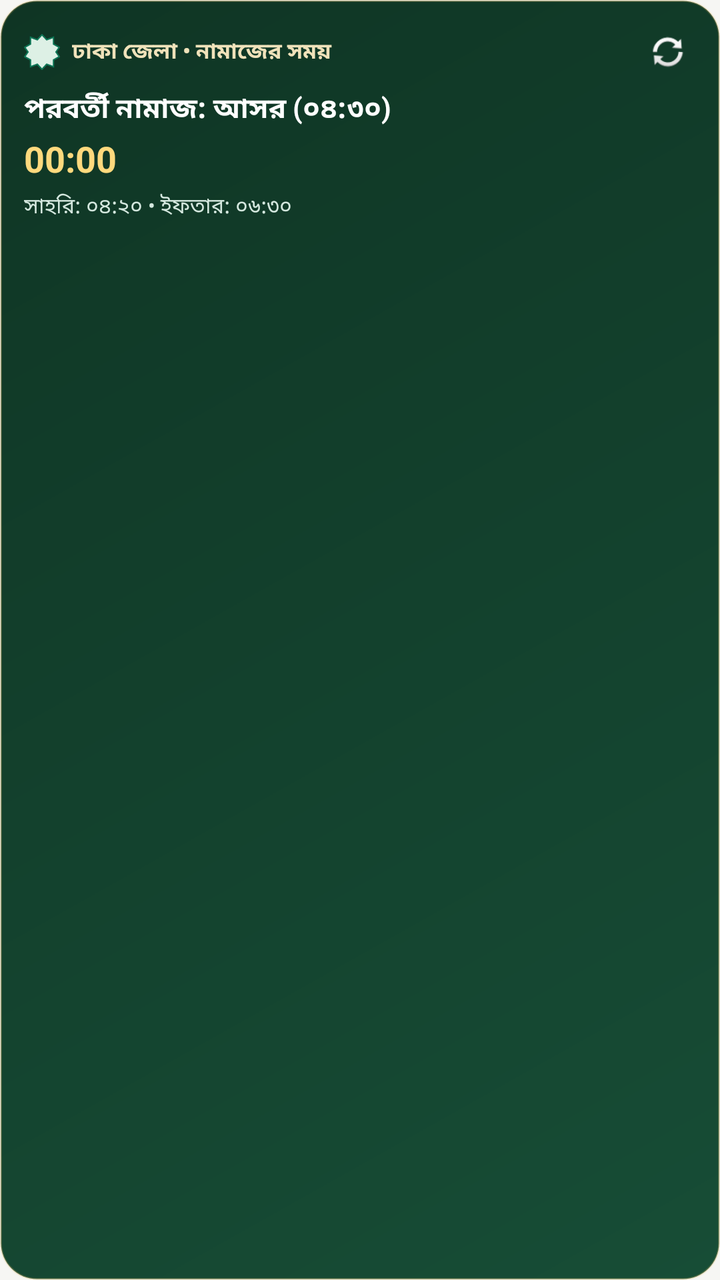
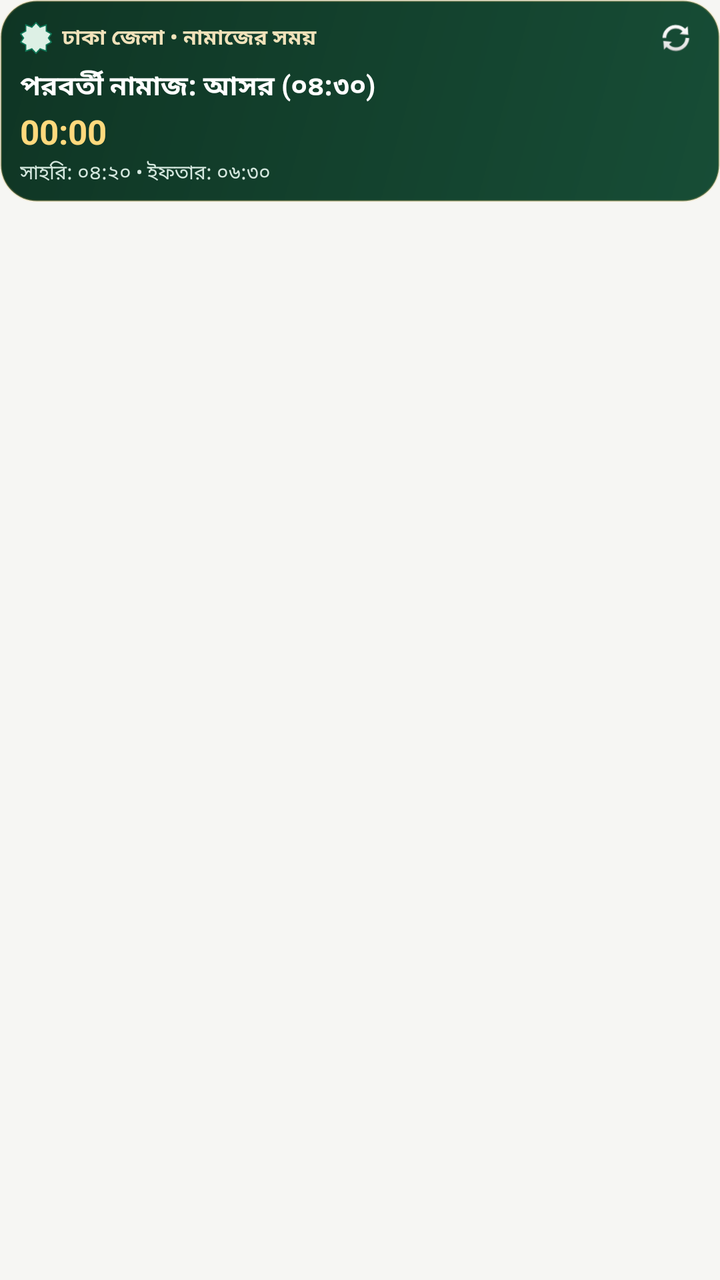

An Android layout rendered at two revisions. The XML below is the earlier revision; the diff shows what the commit changed to produce the second picture.
<!-- AndroidManifest.xml: application theme Theme.IslamicAlarm -->
<!-- res/layout/widget_islamic_alarm.xml -->
<?xml version="1.0" encoding="utf-8"?>
<LinearLayout xmlns:android="http://schemas.android.com/apk/res/android"
    android:id="@+id/widgetRoot"
    android:layout_width="match_parent"
    android:layout_height="match_parent"
    android:background="@drawable/bg_widget_card"
    android:orientation="vertical"
    android:padding="12dp">

    <LinearLayout
        android:layout_width="match_parent"
        android:layout_height="wrap_content"
        android:gravity="center_vertical"
        android:orientation="horizontal">

        <ImageView
            android:layout_width="18dp"
            android:layout_height="18dp"
            android:contentDescription="নামাজের সময়সূচী"
            android:src="@drawable/ic_islamic_star_badge" />

        <TextView
            android:id="@+id/tvWidgetLocation"
            android:layout_width="0dp"
            android:layout_height="wrap_content"
            android:layout_marginStart="6dp"
            android:layout_weight="1"
            android:ellipsize="end"
            android:maxLines="1"
            android:text="ঢাকা জেলা • নামাজের সময়"
            android:textColor="#F0E2BA"
            android:textSize="11sp"
            android:textStyle="bold" />

        <ImageView
            android:id="@+id/btnWidgetRefresh"
            android:layout_width="28dp"
            android:layout_height="28dp"
            android:contentDescription="রিফ্রেশ"
            android:padding="4dp"
            android:src="@android:drawable/ic_popup_sync" />

    </LinearLayout>

    <TextView
        android:id="@+id/tvWidgetNextPrayer"
        android:layout_width="match_parent"
        android:layout_height="wrap_content"
        android:layout_marginTop="4dp"
        android:ellipsize="end"
        android:maxLines="1"
        android:text="পরবর্তী নামাজ: আসর (০৪:৩০)"
        android:textColor="#FFFFFF"
        android:textSize="14sp"
        android:textStyle="bold" />

    <Chronometer
        android:id="@+id/chronometerWidgetCountdown"
        android:layout_width="match_parent"
        android:layout_height="wrap_content"
        android:layout_marginTop="2dp"
        android:countDown="true"
        android:textColor="#FFD97D"
        android:textSize="18sp"
        android:textStyle="bold" />

    <TextView
        android:id="@+id/tvWidgetSehriIftar"
        android:layout_width="match_parent"
        android:layout_height="wrap_content"
        android:layout_marginTop="4dp"
        android:ellipsize="end"
        android:maxLines="1"
        android:text="সাহরি: ০৪:২০ • ইফতার: ০৬:৩০"
        android:textColor="#D5E8DF"
        android:textSize="10.5sp" />

</LinearLayout>
<!-- resources referenced by this layout -->
<resources>
  <!-- drawable bg_widget_card (drawable) -->
  <?xml version="1.0" encoding="utf-8"?>
  <shape xmlns:android="http://schemas.android.com/apk/res/android"
      android:shape="rectangle">
      <gradient
          android:angle="135"
          android:endColor="#0F3524"
          android:startColor="#174D36" />
      <corners android:radius="18dp" />
      <stroke
          android:width="1dp"
          android:color="#40D6B25E" />
  </shape>
  <!-- drawable ic_islamic_star_badge (drawable) -->
  <vector xmlns:android="http://schemas.android.com/apk/res/android"
      android:width="48dp"
      android:height="48dp"
      android:viewportWidth="100"
      android:viewportHeight="100">
      <path
          android:fillColor="#DDF0E5"
          android:strokeColor="#0E7656"
          android:strokeWidth="4"
          android:pathData="M 50,2 L 63,16 L 82,9 L 82,28 L 98,37 L 89,50 L 98,63 L 82,72 L 82,91 L 63,84 L 50,98 L 37,84 L 18,91 L 18,72 L 2,63 L 11,50 L 2,37 L 18,28 L 18,9 L 37,16 Z" />
  </vector>
  <style name="Theme.IslamicAlarm" parent="Theme.Material3.Light.NoActionBar">
          <item name="colorPrimary">@color/dua_primary</item>
          <item name="colorOnPrimary">@color/white</item>
          <item name="colorPrimaryDark">@color/primary_variant</item>
          <item name="colorSecondary">@color/secondary</item>
          <item name="colorOnSecondary">@color/white</item>
          <item name="colorSurface">@color/surface</item>
          <item name="colorOnSurface">@color/text_primary</item>
          <item name="android:colorBackground">@color/background</item>
          <item name="colorOnBackground">@color/text_primary</item>
          <item name="android:statusBarColor">@color/background</item>
          <item name="android:navigationBarColor">@color/background</item>
          <item name="android:windowLightStatusBar">true</item>
          <item name="android:windowLightNavigationBar">true</item>
          <item name="android:windowBackground">@color/background</item>
      </style>
  <color name="dua_primary">#1E563B</color>
  <color name="white">#FFFFFFFF</color>
  <color name="primary_variant">#143D29</color>
  <color name="secondary">#1E563B</color>
  <color name="surface">#FFFFFF</color>
  <color name="text_primary">#1A1D1B</color>
  <color name="background">#F6F6F3</color>
</resources>

<!-- the commit's change to res/layout/widget_islamic_alarm.xml (unified diff, before → after) -->
@@ -1,78 +1,86 @@
 <?xml version="1.0" encoding="utf-8"?>
-<LinearLayout xmlns:android="http://schemas.android.com/apk/res/android"
-    android:id="@+id/widgetRoot"
+<FrameLayout xmlns:android="http://schemas.android.com/apk/res/android"
     android:layout_width="match_parent"
-    android:layout_height="match_parent"
-    android:background="@drawable/bg_widget_card"
-    android:orientation="vertical"
-    android:padding="12dp">
+    android:layout_height="match_parent">
 
     <LinearLayout
+        android:id="@+id/widgetRoot"
         android:layout_width="match_parent"
         android:layout_height="wrap_content"
-        android:gravity="center_vertical"
-        android:orientation="horizontal">
+        android:layout_gravity="top"
+        android:background="@drawable/bg_widget_card"
+        android:orientation="vertical"
+        android:paddingHorizontal="10dp"
+        android:paddingVertical="7dp">
 
-        <ImageView
-            android:layout_width="18dp"
-            android:layout_height="18dp"
-            android:contentDescription="নামাজের সময়সূচী"
-            android:src="@drawable/ic_islamic_star_badge" />
+        <LinearLayout
+            android:layout_width="match_parent"
+            android:layout_height="wrap_content"
+            android:gravity="center_vertical"
+            android:orientation="horizontal">
+
+            <ImageView
+                android:layout_width="16dp"
+                android:layout_height="16dp"
+                android:contentDescription="নামাজের সময়সূচী"
+                android:src="@drawable/ic_islamic_star_badge" />
+
+            <TextView
+                android:id="@+id/tvWidgetLocation"
+                android:layout_width="0dp"
+                android:layout_height="wrap_content"
+                android:layout_marginStart="5dp"
+                android:layout_weight="1"
+                android:ellipsize="end"
+                android:maxLines="1"
+                android:text="ঢাকা জেলা • নামাজের সময়"
+                android:textColor="#F0E2BA"
+                android:textSize="10.5sp"
+                android:textStyle="bold" />
+
+            <ImageView
+                android:id="@+id/btnWidgetRefresh"
+                android:layout_width="24dp"
+                android:layout_height="24dp"
+                android:contentDescription="রিফ্রেশ"
+                android:padding="3dp"
+                android:src="@android:drawable/ic_popup_sync" />
+
+        </LinearLayout>
 
         <TextView
-            android:id="@+id/tvWidgetLocation"
-            android:layout_width="0dp"
+            android:id="@+id/tvWidgetNextPrayer"
+            android:layout_width="match_parent"
             android:layout_height="wrap_content"
-            android:layout_marginStart="6dp"
-            android:layout_weight="1"
+            android:layout_marginTop="2dp"
             android:ellipsize="end"
             android:maxLines="1"
-            android:text="ঢাকা জেলা • নামাজের সময়"
-            android:textColor="#F0E2BA"
-            android:textSize="11sp"
+            android:text="পরবর্তী নামাজ: আসর (০৪:৩০)"
+            android:textColor="#FFFFFF"
+            android:textSize="13.5sp"
             android:textStyle="bold" />
 
-        <ImageView
-            android:id="@+id/btnWidgetRefresh"
-            android:layout_width="28dp"
-            android:layout_height="28dp"
-            android:contentDescription="রিফ্রেশ"
-            android:padding="4dp"
-            android:src="@android:drawable/ic_popup_sync" />
+        <Chronometer
+            android:id="@+id/chronometerWidgetCountdown"
+            android:layout_width="match_parent"
+            android:layout_height="wrap_content"
+            android:layout_marginTop="1dp"
+            android:countDown="true"
+            android:textColor="#FFD97D"
+            android:textSize="17sp"
+            android:textStyle="bold" />
+
+        <TextView
+            android:id="@+id/tvWidgetSehriIftar"
+            android:layout_width="match_parent"
+            android:layout_height="wrap_content"
+            android:layout_marginTop="2dp"
+            android:ellipsize="end"
+            android:maxLines="1"
+            android:text="সাহরি: ০৪:২০ • ইফতার: ০৬:৩০"
+            android:textColor="#D5E8DF"
+            android:textSize="10sp" />
 
     </LinearLayout>
 
-    <TextView
-        android:id="@+id/tvWidgetNextPrayer"
-        android:layout_width="match_parent"
-        android:layout_height="wrap_content"
-        android:layout_marginTop="4dp"
-        android:ellipsize="end"
-        android:maxLines="1"
-        android:text="পরবর্তী নামাজ: আসর (০৪:৩০)"
-        android:textColor="#FFFFFF"
-        android:textSize="14sp"
-        android:textStyle="bold" />
-
-    <Chronometer
-        android:id="@+id/chronometerWidgetCountdown"
-        android:layout_width="match_parent"
-        android:layout_height="wrap_content"
-        android:layout_marginTop="2dp"
-        android:countDown="true"
-        android:textColor="#FFD97D"
-        android:textSize="18sp"
-        android:textStyle="bold" />
-
-    <TextView
-        android:id="@+id/tvWidgetSehriIftar"
-        android:layout_width="match_parent"
-        android:layout_height="wrap_content"
-        android:layout_marginTop="4dp"
-        android:ellipsize="end"
-        android:maxLines="1"
-        android:text="সাহরি: ০৪:২০ • ইফতার: ০৬:৩০"
-        android:textColor="#D5E8DF"
-        android:textSize="10.5sp" />
-
-</LinearLayout>
+</FrameLayout>
